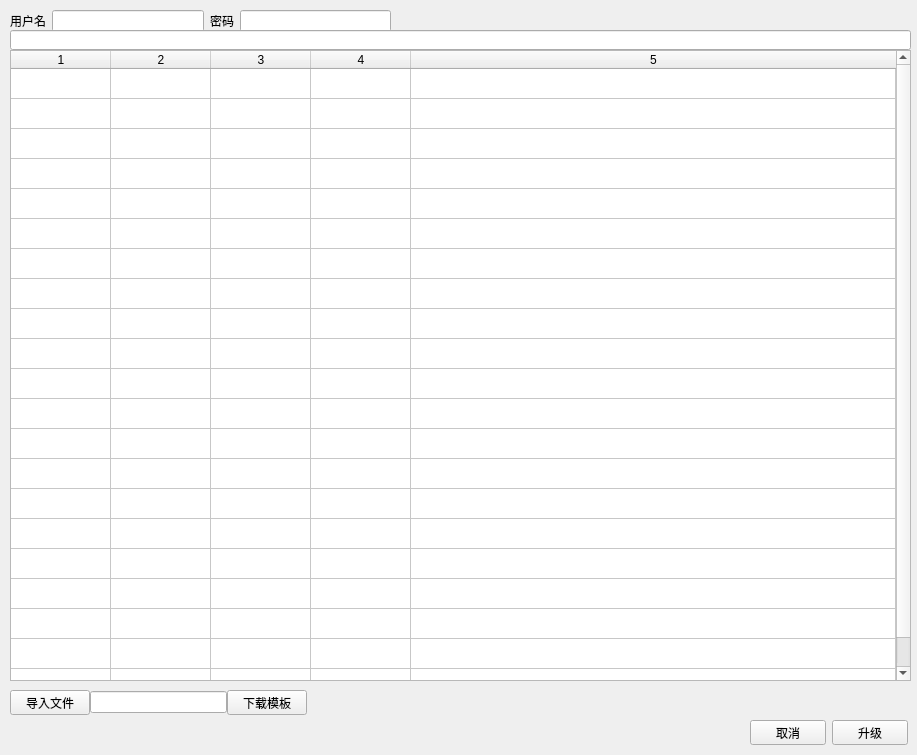
The window that 3_script/python/GUI/qt/login_upgrade/src/upgrade/upgrade.ui (Ziv-Android/Note) describes before a commit, drawn with Qt 5.
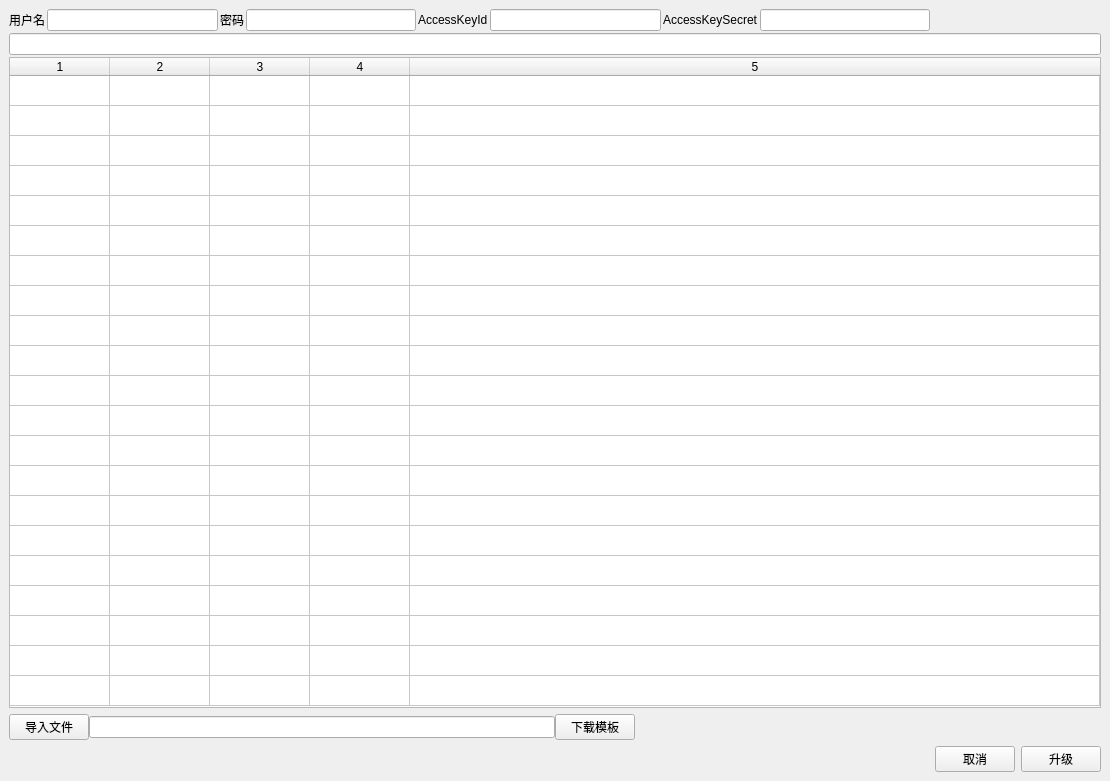
The same window after the commit.

Commit message: feat: pyqt upgrade 更新

Diff of the .ui file:
```diff
--- a/3_script/python/GUI/qt/login_upgrade/src/upgrade/upgrade.ui
+++ b/3_script/python/GUI/qt/login_upgrade/src/upgrade/upgrade.ui
@@ -6,35 +6,98 @@
    <rect>
     <x>0</x>
     <y>0</y>
-    <width>917</width>
-    <height>755</height>
+    <width>1110</width>
+    <height>781</height>
    </rect>
   </property>
   <property name="minimumSize">
    <size>
-    <width>917</width>
-    <height>755</height>
+    <width>0</width>
+    <height>0</height>
    </size>
   </property>
   <property name="maximumSize">
    <size>
-    <width>917</width>
-    <height>755</height>
+    <width>16777215</width>
+    <height>16777215</height>
    </size>
   </property>
   <property name="windowTitle">
    <string>云升级</string>
   </property>
   <widget class="QWidget" name="centralwidget">
+   <layout class="QVBoxLayout" name="verticalLayout_2">
+    <item>
+     <layout class="QVBoxLayout" name="verticalLayout">
+      <property name="spacing">
+       <number>2</number>
+      </property>
+      <item>
+       <layout class="QHBoxLayout" name="horizontalLayout_number">
+        <item>
+         <widget class="QLabel" name="username_label">
+          <property name="text">
+           <string>用户名</string>
+          </property>
+         </widget>
+        </item>
+        <item>
+         <widget class="QLineEdit" name="username_lineEdit"/>
+        </item>
+        <item>
+         <widget class="QLabel" name="password_label">
+          <property name="text">
+           <string>密码</string>
+          </property>
+         </widget>
+        </item>
+        <item>
+         <widget class="QLineEdit" name="password_lineEdit"/>
+        </item>
+        <item>
+         <widget class="QLabel" name="access_key_id_label">
+          <property name="text">
+           <string>AccessKeyId</string>
+          </property>
+         </widget>
+        </item>
+        <item>
+         <widget class="QLineEdit" name="access_key_id_lineEdit"/>
+        </item>
+        <item>
+         <widget class="QLabel" name="access_key_secret_label">
+          <property name="text">
+           <string>AccessKeySecret</string>
+          </property>
+         </widget>
+        </item>
+        <item>
+         <widget class="QLineEdit" name="access_key_secret_lineEdit"/>
+        </item>
+        <item>
+         <spacer name="horizontalSpacer">
+          <property name="orientation">
+           <enum>Qt::Horizontal</enum>
+          </property>
+          <property name="sizeHint" stdset="0">
+           <size>
+            <width>40</width>
+            <height>20</height>
+           </size>
+          </property>
+         </spacer>
+        </item>
+       </layout>
+      </item>
+      <item>
+       <widget class="QLineEdit" name="message_lineEdit">
+        <property name="focusPolicy">
+         <enum>Qt::NoFocus</enum>
+        </property>
+       </widget>
+      </item>
+      <item>
    <widget class="QTableWidget" name="upgrade_detail_TableWidget">
-    <property name="geometry">
-     <rect>
-      <x>10</x>
-      <y>50</y>
-      <width>901</width>
-      <height>631</height>
-     </rect>
-    </property>
     <property name="rowCount">
      <number>21</number>
     </property>
@@ -89,41 +152,10 @@
     <column/>
     <column/>
    </widget>
-   <widget class="QWidget" name="layoutWidget">
-    <property name="geometry">
-     <rect>
-      <x>750</x>
-      <y>720</y>
-      <width>158</width>
-      <height>25</height>
-     </rect>
-    </property>
-    <layout class="QHBoxLayout" name="horizontalLayout_Bottom">
-     <item>
-      <widget class="QPushButton" name="cancel_Button">
-       <property name="text">
-        <string>取消</string>
-       </property>
-      </widget>
-     </item>
-     <item>
-      <widget class="QPushButton" name="upgrade_Button">
-       <property name="text">
-        <string>升级</string>
-       </property>
-      </widget>
-     </item>
-    </layout>
-   </widget>
-   <widget class="QWidget" name="layoutWidget">
-    <property name="geometry">
-     <rect>
-      <x>10</x>
-      <y>690</y>
-      <width>297</width>
-      <height>25</height>
-     </rect>
-    </property>
+      </item>
+     </layout>
+    </item>
+    <item>
     <layout class="QHBoxLayout" name="horizontalLayout_File">
      <property name="spacing">
       <number>0</number>
@@ -145,53 +177,53 @@
        </property>
       </widget>
      </item>
-    </layout>
-   </widget>
-   <widget class="QWidget" name="layoutWidget">
-    <property name="geometry">
-     <rect>
-      <x>10</x>
-      <y>10</y>
-      <width>381</width>
-      <height>22</height>
-     </rect>
-    </property>
-    <layout class="QHBoxLayout" name="horizontalLayout_number">
+      <item>
+       <spacer name="horizontalSpacer_2">
+        <property name="orientation">
+         <enum>Qt::Horizontal</enum>
+        </property>
+        <property name="sizeHint" stdset="0">
+         <size>
+          <width>40</width>
+          <height>20</height>
+         </size>
+        </property>
+       </spacer>
+      </item>
+     </layout>
+    </item>
+    <item>
+     <layout class="QHBoxLayout" name="horizontalLayout_Bottom">
+      <item>
+       <spacer name="horizontalSpacer_3">
+        <property name="orientation">
+         <enum>Qt::Horizontal</enum>
+        </property>
+        <property name="sizeHint" stdset="0">
+         <size>
+          <width>40</width>
+          <height>20</height>
+         </size>
+        </property>
+       </spacer>
+      </item>
      <item>
-      <widget class="QLabel" name="username_label">
+       <widget class="QPushButton" name="cancel_Button">
        <property name="text">
-        <string>用户名</string>
+         <string>取消</string>
        </property>
       </widget>
      </item>
      <item>
-      <widget class="QLineEdit" name="username_lineEdit"/>
-     </item>
-     <item>
-      <widget class="QLabel" name="password_label">
+       <widget class="QPushButton" name="upgrade_Button">
        <property name="text">
-        <string>密码</string>
+         <string>升级</string>
        </property>
       </widget>
      </item>
-     <item>
-      <widget class="QLineEdit" name="password_lineEdit"/>
-     </item>
-    </layout>
-   </widget>
-   <widget class="QLineEdit" name="message_lineEdit">
-    <property name="geometry">
-     <rect>
-      <x>10</x>
-      <y>30</y>
-      <width>901</width>
-      <height>20</height>
-     </rect>
-    </property>
-    <property name="focusPolicy">
-     <enum>Qt::NoFocus</enum>
-    </property>
-   </widget>
+     </layout>
+    </item>
+   </layout>
   </widget>
  </widget>
  <resources/>
```
Lines whose indentation alone changed are shown as unchanged. The commit also changes 23 other files.
